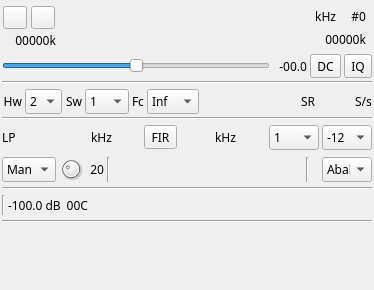
Above: plugins/samplesource/plutosdrinput/plutosdrinputgui.ui from f4exb/sdrangel before the change. Below: the same form after it.
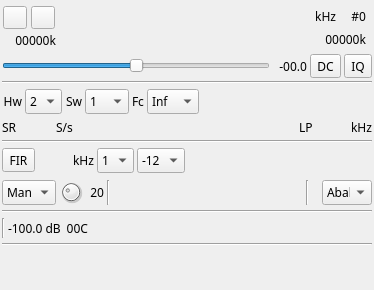
That is the form after the change. Icons and pictures are not drawn. Custom widgets are drawn as their Qt base class.

Commit message: PlutoSDR input: refactored GUI

The edit to the form file:
```diff
--- a/plugins/samplesource/plutosdrinput/plutosdrinputgui.ui
+++ b/plugins/samplesource/plutosdrinput/plutosdrinputgui.ui
@@ -446,6 +446,10 @@
        </property>
       </spacer>
      </item>
+    </layout>
+   </item>
+   <item>
+    <layout class="QHBoxLayout" name="sampleRateLayout">
      <item>
       <widget class="QLabel" name="samplerateLabel">
        <property name="sizePolicy">
@@ -496,23 +500,19 @@
        </property>
       </widget>
      </item>
-    </layout>
-   </item>
-   <item>
-    <widget class="Line" name="line_freq">
-     <property name="orientation">
-      <enum>Qt::Horizontal</enum>
-     </property>
-    </widget>
-   </item>
-   <item>
-    <layout class="QHBoxLayout" name="lpfLayout">
-     <property name="topMargin">
-      <number>2</number>
-     </property>
-     <property name="bottomMargin">
-      <number>2</number>
-     </property>
+     <item>
+      <spacer name="horizontalSpacer">
+       <property name="orientation">
+        <enum>Qt::Horizontal</enum>
+       </property>
+       <property name="sizeHint" stdset="0">
+        <size>
+         <width>40</width>
+         <height>20</height>
+        </size>
+       </property>
+      </spacer>
+     </item>
      <item>
       <widget class="QLabel" name="lpfLabel">
        <property name="text">
@@ -557,6 +557,23 @@
        </property>
       </widget>
      </item>
+    </layout>
+   </item>
+   <item>
+    <widget class="Line" name="line_freq">
+     <property name="orientation">
+      <enum>Qt::Horizontal</enum>
+     </property>
+    </widget>
+   </item>
+   <item>
+    <layout class="QHBoxLayout" name="firLayout">
+     <property name="topMargin">
+      <number>2</number>
+     </property>
+     <property name="bottomMargin">
+      <number>2</number>
+     </property>
      <item>
       <widget class="ButtonSwitch" name="lpFIREnable">
        <property name="toolTip">
@@ -596,7 +613,7 @@
       </widget>
      </item>
      <item>
-      <widget class="QLabel" name="lpFIRUnits">
+      <widget class="QLabel" name="lpfUnits_2">
        <property name="text">
         <string>kHz</string>
        </property>
@@ -663,6 +680,19 @@
        </item>
       </widget>
      </item>
+     <item>
+      <spacer name="horizontalSpacer_2">
+       <property name="orientation">
+        <enum>Qt::Horizontal</enum>
+       </property>
+       <property name="sizeHint" stdset="0">
+        <size>
+         <width>40</width>
+         <height>20</height>
+        </size>
+       </property>
+      </spacer>
+     </item>
     </layout>
    </item>
    <item>
```
Left out of the diff: 7 changed lines with no effect on the pictures. The commit also changes 2 other files.
